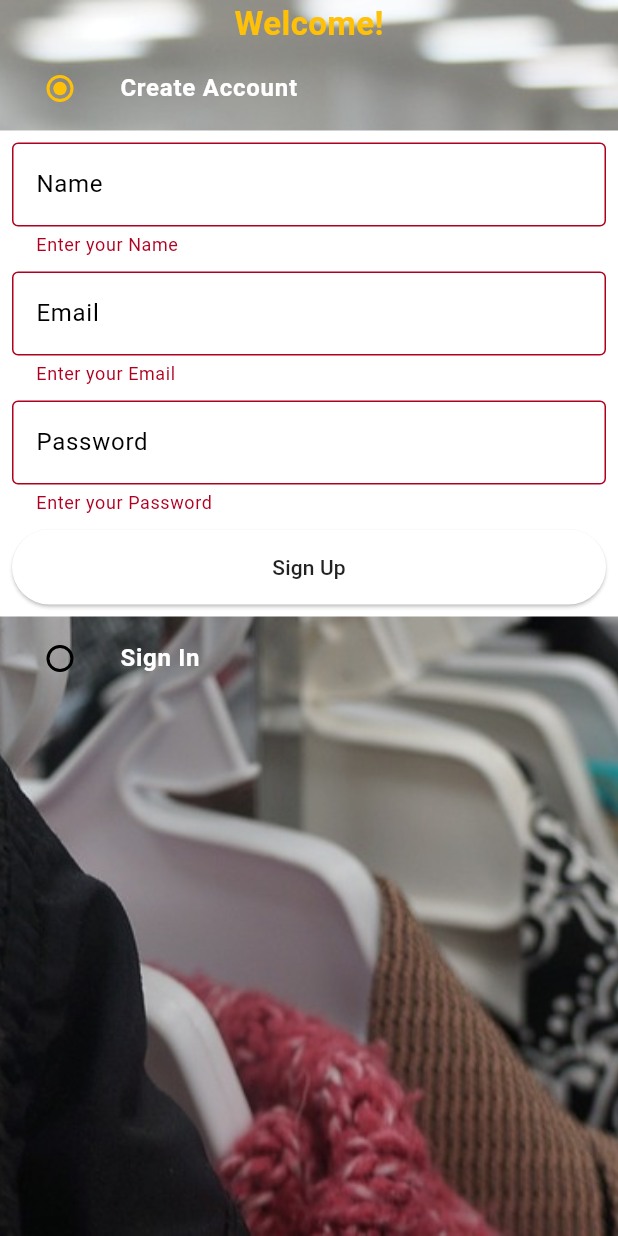
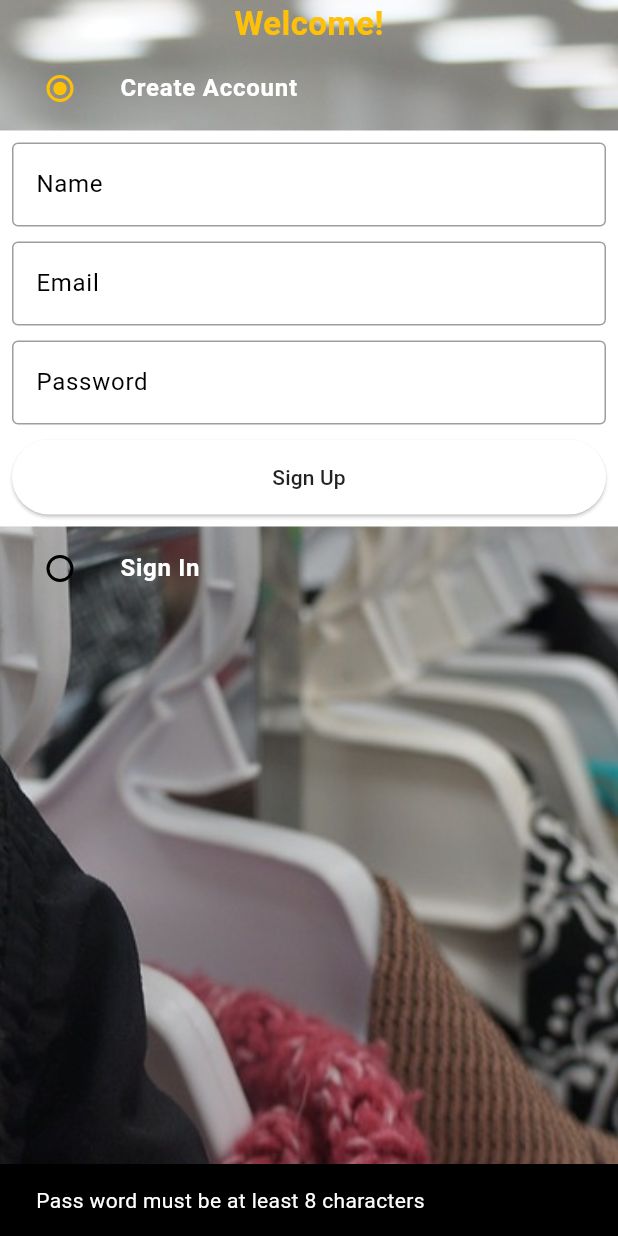
Before and after one commit to GabeArnell/GradProject, a Flutter app: the screen it shows after launch, after a tap on "Sign Up", on a phone screen of 412 x 824 dp. Run offline on Flutter 3.47's test engine with Material 3 defaults, Android fonts, the phone set to English and light mode, and no system bars; our stand-ins replace badges, carousel_slider, file_picker, flutter_rating_bar, image_picker, logger and 1 more; missing offline and left inert: charts_flutter_maintained, cloudinary_public; network calls fail.

Commit message:
Added password length requirement

```diff
--- a/lib/features/account/widgets/update_details.dart
+++ b/lib/features/account/widgets/update_details.dart
@@ -51,11 +51,16 @@ class _UpdateDetailsState extends State<UpdateDetails> {
               text: "Update",
               onTap: ()async {
                 if (_updateFormKey.currentState!.validate()) {
-                  if (widget.type == 'password' &&
-                      _confirmValueController.text != _valueController.text) {
+                  if (widget.type == 'password' && _confirmValueController.text != _valueController.text) {
                     ScaffoldMessenger.of(context).showSnackBar(
                         SnackBar(content: Text("Password doesn't match")));
+
                   } else {
+                    if (_valueController.text.trim().length < 8){
+                    ScaffoldMessenger.of(context).showSnackBar(
+                        SnackBar(content: Text("Password must be at least 8 characters.")));
+                      return;
+                    }
                     widget.onSubmitted();
                     bool result = await updateService.updateDetails(
                       context: context,
--- a/lib/features/auth/screens/auth_screen.dart
+++ b/lib/features/auth/screens/auth_screen.dart
@@ -2,6 +2,7 @@ import 'package:flutter/material.dart';
 import 'package:thrift_exchange/common/widgets/custom_button.dart';
 import 'package:thrift_exchange/common/widgets/custom_textfield.dart';
 import 'package:thrift_exchange/constants/global_variables.dart';
+import 'package:thrift_exchange/constants/utils.dart';
 import 'package:thrift_exchange/features/auth/services/auth_service.dart';
 
 enum Auth {
@@ -131,6 +132,10 @@ class _AuthScreenState extends State<AuthScreen> {
                                 CustomButton(
                                     text: "Sign Up",
                                     onTap: () {
+                                      if (_passwordController.text.trim().length < 8){
+                                        showSnackBar(context, 'Pass word must be at least 8 characters');
+                                        return;
+                                      }
                                       if (_signUpFormKey.currentState!.validate()) {
                                         signUpUser();
                                       }
```
